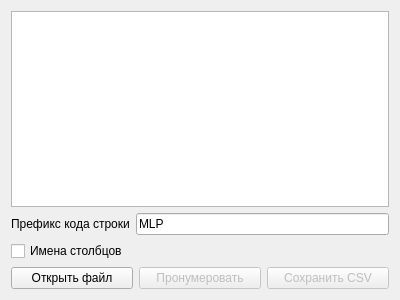
Qt form src/mainwindow.ui (PalmtopTiger/DSCreator) before a commit.
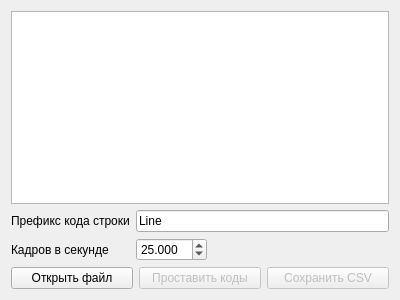
The same form after that commit.

```diff
--- a/src/mainwindow.ui
+++ b/src/mainwindow.ui
@@ -36,19 +36,35 @@
       <item row="0" column="1">
        <widget class="QLineEdit" name="edPrefix">
         <property name="text">
-         <string>MLP</string>
+         <string>Line</string>
+        </property>
+       </widget>
+      </item>
+      <item row="1" column="0">
+       <widget class="QLabel" name="lbFPS">
+        <property name="text">
+         <string>Кадров в секунде</string>
+        </property>
+       </widget>
+      </item>
+      <item row="1" column="1">
+       <widget class="QDoubleSpinBox" name="edFPS">
+        <property name="decimals">
+         <number>3</number>
+        </property>
+        <property name="minimum">
+         <double>1.000000000000000</double>
+        </property>
+        <property name="maximum">
+         <double>120.000000000000000</double>
+        </property>
+        <property name="value">
+         <double>25.000000000000000</double>
         </property>
        </widget>
       </item>
      </layout>
     </item>
-    <item>
-     <widget class="QCheckBox" name="chkHeader">
-      <property name="text">
-       <string>Имена столбцов</string>
-      </property>
-     </widget>
-    </item>
     <item>
      <layout class="QHBoxLayout" name="horizontalLayout">
       <item>
@@ -64,7 +80,7 @@
          <bool>false</bool>
         </property>
         <property name="text">
-         <string>Пронумеровать</string>
+         <string>Проставить коды</string>
         </property>
        </widget>
       </item>
```
Left out of the diff: 2 changed lines with no effect on the pictures.
